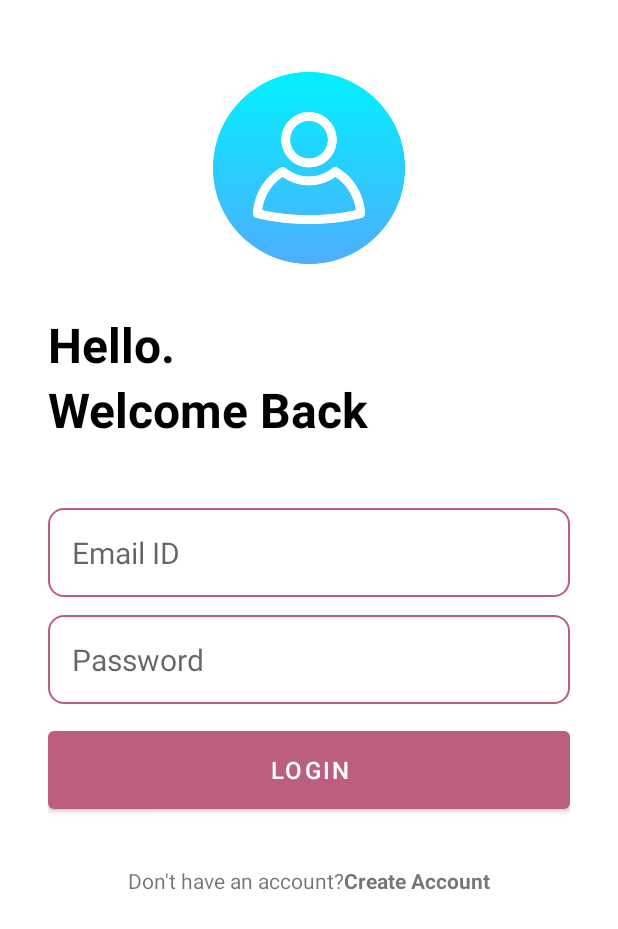
After one commit to lchryu/FoodOrderApp, an Android app: the LoginActivity screen opened directly, with no data from a screen before it, on a phone screen of 412 x 824 dp. The commit adds this screen. Shown: the top 929 px of the screen. Run offline under Robolectric (Android 15) with nearby library versions, the phone set to English and light mode, and no system bars; our stand-ins replace Firebase (no records; nobody signed in at launch, a user with empty details on screens opened directly).

Commit message:
4.Login Page | Login Authentication

```diff
--- a/app/src/main/AndroidManifest.xml
+++ b/app/src/main/AndroidManifest.xml
@@ -11,6 +11,9 @@
         android:supportsRtl="true"
         android:theme="@style/Theme.FoodOrderApp"
         tools:targetApi="31">
+        <activity
+            android:name=".LoginActivity"
+            android:exported="false" />
         <activity
             android:name=".CreateAccountActivity"
             android:exported="false" />
--- /dev/null
+++ b/app/src/main/java/com/example/foodorderapp/LoginActivity.java
@@ -0,0 +1,100 @@
+package com.example.foodorderapp;
+
+import androidx.annotation.NonNull;
+import androidx.appcompat.app.AppCompatActivity;
+
+import android.content.Intent;
+import android.os.Bundle;
+import android.util.Patterns;
+import android.view.View;
+import android.widget.Button;
+import android.widget.EditText;
+import android.widget.ProgressBar;
+import android.widget.TextView;
+
+import com.google.android.gms.tasks.OnCompleteListener;
+import com.google.android.gms.tasks.Task;
+import com.google.firebase.auth.AuthResult;
+import com.google.firebase.auth.FirebaseAuth;
+
+public class LoginActivity extends AppCompatActivity {
+    EditText emailEditText, passwordEditText;
+    Button loginBtn;
+    ProgressBar progressBar;
+    TextView createAccountBtnTextView;
+    @Override
+    protected void onCreate(Bundle savedInstanceState) {
+        super.onCreate(savedInstanceState);
+        setContentView(R.layout.activity_login);
+
+        emailEditText = findViewById(R.id.email_edit_text);
+        passwordEditText = findViewById(R.id.password_edit_text);
+        loginBtn = findViewById(R.id.login_btn);
+        progressBar = findViewById(R.id.progress_bar);
+        createAccountBtnTextView = findViewById(R.id.create_account_text_view_btn);
+
+        loginBtn.setOnClickListener(v->loginUser());
+        createAccountBtnTextView.setOnClickListener(v->startActivity(new Intent(LoginActivity.this, CreateAccountActivity.class)));
+    }
+
+    private void loginUser() {
+        String email = emailEditText.getText().toString();
+        String password = passwordEditText.getText().toString();
+
+        boolean isValidated = validateData(email, password);
+        if (!isValidated) {
+            return;
+        }
+        loginAccountInFirebase(email, password);
+    }
+
+    private void loginAccountInFirebase(String email, String password) {
+        FirebaseAuth firebaseAuth = FirebaseAuth.getInstance();
+        changeInProgress(true);
+        firebaseAuth.signInWithEmailAndPassword(email, password).addOnCompleteListener(new OnCompleteListener<AuthResult>() {
+            @Override
+            public void onComplete(@NonNull Task<AuthResult> task) {
+                changeInProgress(false);
+                if (task.isSuccessful()) {
+                    // login is success
+                    if (firebaseAuth.getCurrentUser().isEmailVerified()) {
+                        // go to mainActivity
+                        startActivity(new Intent(LoginActivity.this, MainActivity.class));
+                        finish();
+                    }
+                    else {
+                        Utility.ShowToast(LoginActivity.this, "Email not verified, Please verify your email.");
+
+                    }
+                } else {
+                    // login is failed
+                    Utility.ShowToast(LoginActivity.this, task.getException().getLocalizedMessage());
+
+                }
+            }
+        });
+    }
+
+    void changeInProgress(boolean inProgresss) {
+        if (inProgresss) {
+            progressBar.setVisibility(View.VISIBLE);
+            loginBtn.setVisibility(View.GONE);
+        } else {
+            progressBar.setVisibility(View.GONE);
+            loginBtn.setVisibility(View.VISIBLE);
+        }
+    }
+
+    boolean validateData(String email, String password) {
+        // validate the data that are input by user
+        if (!Patterns.EMAIL_ADDRESS.matcher(email).matches()) {
+            emailEditText.setError("Email is invalid");
+            return false;
+        }
+        if (password.length() < 6) {
+            passwordEditText.setError("Password length is invalid");
+            return false;
+        }
+        return true;
+    }
+}
--- a/app/src/main/java/com/example/foodorderapp/SplashActivity.java
+++ b/app/src/main/java/com/example/foodorderapp/SplashActivity.java
@@ -6,6 +6,9 @@ import android.content.Intent;
 import android.os.Bundle;
 import android.os.Handler;
 import android.os.Looper;
+
+import com.google.firebase.auth.FirebaseAuth;
+import com.google.firebase.auth.FirebaseUser;
 
 public class SplashActivity extends AppCompatActivity {
 
@@ -17,7 +20,12 @@ public class SplashActivity extends AppCompatActivity {
         new Handler(Looper.getMainLooper()).postDelayed(new Runnable() {
             @Override
             public void run() {
-                startActivity(new Intent(SplashActivity.this, CreateAccountActivity.class));
+                FirebaseUser currentUser = FirebaseAuth.getInstance().getCurrentUser();
+                if (currentUser == null) {
+                    startActivity(new Intent(SplashActivity.this, LoginActivity.class));
+                } else {
+                    startActivity(new Intent(SplashActivity.this, MainActivity.class));
+                }
                 finish();
             }
         }, 1000);
--- /dev/null
+++ b/app/src/main/res/layout/activity_login.xml
@@ -0,0 +1,106 @@
+<?xml version="1.0" encoding="utf-8"?>
+<RelativeLayout xmlns:android="http://schemas.android.com/apk/res/android"
+    xmlns:app="http://schemas.android.com/apk/res-auto"
+    xmlns:tools="http://schemas.android.com/tools"
+    android:layout_width="match_parent"
+    android:layout_height="match_parent"
+    android:layout_marginHorizontal="32dp"
+    android:layout_marginVertical="16dp"
+    tools:context=".LoginActivity">
+
+    <ImageView
+        android:id="@+id/sign_up_icon"
+        android:layout_width="128dp"
+        android:layout_height="128dp"
+        android:layout_centerHorizontal="true"
+        android:layout_marginVertical="32dp"
+        android:src="@drawable/login" />
+
+    <LinearLayout
+        android:id="@+id/hello_text"
+        android:layout_width="match_parent"
+        android:layout_height="wrap_content"
+        android:layout_below="@id/sign_up_icon"
+        android:orientation="vertical">
+
+        <TextView
+            android:layout_width="match_parent"
+            android:layout_height="wrap_content"
+            android:text="Hello."
+            android:textColor="@color/black"
+            android:textSize="32sp"
+            android:textStyle="bold" />
+
+        <TextView
+            android:layout_width="match_parent"
+            android:layout_height="wrap_content"
+            android:text="Welcome Back"
+            android:textColor="@color/black"
+            android:textSize="32sp"
+            android:textStyle="bold" />
+    </LinearLayout>
+
+    <LinearLayout
+        android:id="@+id/form_layout"
+        android:layout_width="match_parent"
+        android:layout_height="wrap_content"
+        android:layout_below="@+id/hello_text"
+        android:layout_marginVertical="32dp"
+        android:orientation="vertical">
+
+        <EditText
+            android:id="@+id/email_edit_text"
+            android:layout_width="match_parent"
+            android:layout_height="wrap_content"
+            android:layout_marginTop="12dp"
+            android:background="@drawable/rounded_corner"
+            android:hint="Email ID"
+            android:inputType="textEmailAddress"
+            android:padding="16dp"
+            android:textSize="20sp" />
+
+        <EditText
+            android:id="@+id/password_edit_text"
+            android:layout_width="match_parent"
+            android:layout_height="wrap_content"
+            android:layout_marginTop="12dp"
+            android:background="@drawable/rounded_corner"
+            android:hint="Password"
+            android:inputType="textPassword"
+            android:padding="16dp"
+            android:textSize="20sp" />
+
+
+        <com.google.android.material.button.MaterialButton
+            android:id="@+id/login_btn"
+            android:layout_width="match_parent"
+            android:layout_height="64dp"
+            android:layout_marginTop="12dp"
+            android:text="Login"
+            android:textSize="16sp" />
+
+        <ProgressBar
+            android:id="@+id/progress_bar"
+            android:layout_width="24dp"
+            android:layout_height="64dp"
+            android:layout_gravity="center"
+            android:visibility="gone" />
+    </LinearLayout>
+    <LinearLayout
+        android:layout_width="match_parent"
+        android:layout_height="wrap_content"
+        android:layout_below="@+id/form_layout"
+        android:orientation="horizontal"
+        android:gravity="center">
+        <TextView
+            android:layout_width="wrap_content"
+            android:layout_height="wrap_content"
+            android:text="Don't have an account?"/>
+        <TextView
+            android:id="@+id/create_account_text_view_btn"
+            android:layout_width="wrap_content"
+            android:layout_height="wrap_content"
+            android:textStyle="bold"
+            android:text="Create Account"/>
+    </LinearLayout>
+</RelativeLayout>
```
